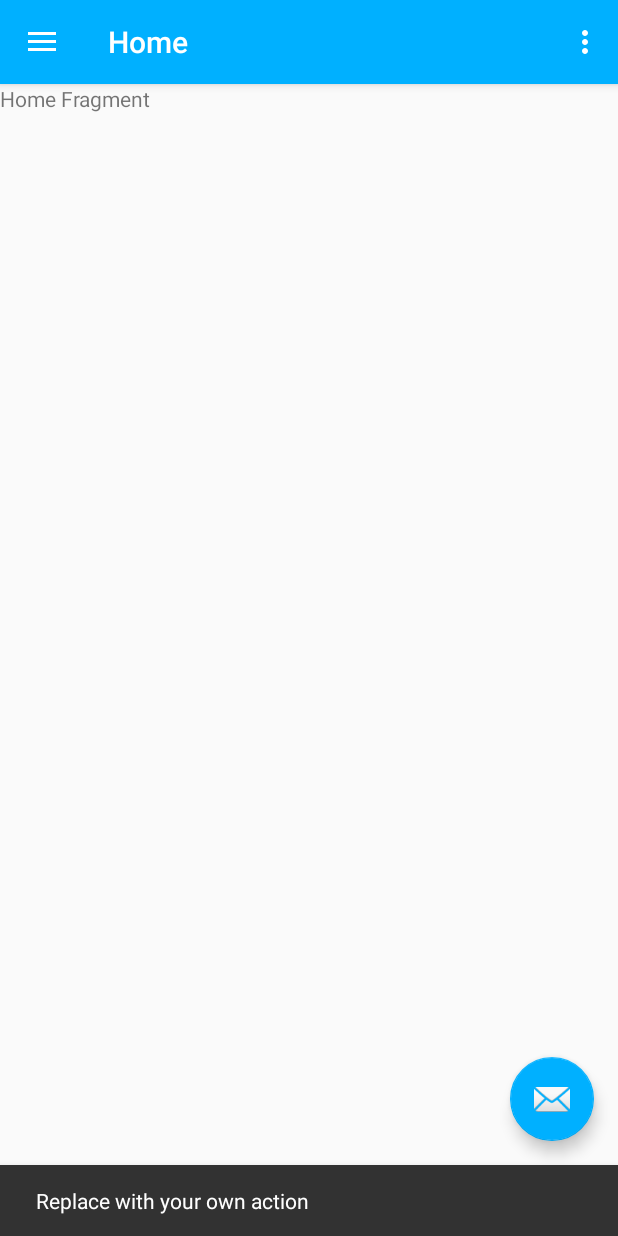
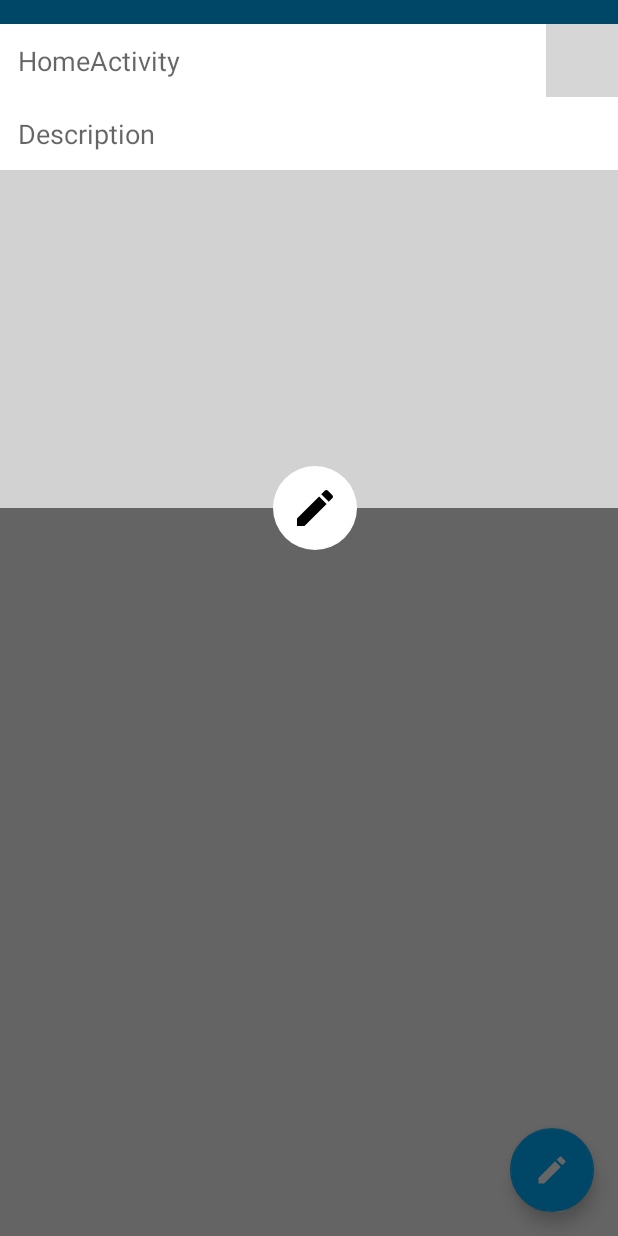
Before and after one commit to maheshpd/BlogApp, an Android app: the screen it shows after launch once a user with an empty profile is signed in (HomeActivity), after a tap on an icon or button, on a phone screen of 412 x 824 dp. Run offline under Robolectric (Android 15) with nearby library versions, the phone set to English and light mode, and no system bars; our stand-ins replace CircleImageView, Firebase (no records; nobody signed in at launch, a user with empty details on screens opened directly); pictures from the network do not load; grey boxes are pictures that could not be loaded.

Commit message:
Add Post Popup

```diff
--- a/app/src/main/java/com/example/blogapp/activities/HomeActivity.java
+++ b/app/src/main/java/com/example/blogapp/activities/HomeActivity.java
@@ -1,9 +1,13 @@
 package com.example.blogapp.activities;
 
+import android.app.Dialog;
 import android.content.Intent;
+import android.graphics.Color;
+import android.graphics.drawable.ColorDrawable;
 import android.os.Bundle;
 import android.support.design.widget.FloatingActionButton;
 import android.support.design.widget.Snackbar;
+import android.view.Gravity;
 import android.view.View;
 import android.support.v4.view.GravityCompat;
 import android.support.v7.app.ActionBarDrawerToggle;
@@ -14,7 +18,9 @@ import android.support.v4.widget.DrawerLayout;
 import android.support.v7.app.AppCompatActivity;
 import android.support.v7.widget.Toolbar;
 import android.view.Menu;
+import android.widget.EditText;
 import android.widget.ImageView;
+import android.widget.ProgressBar;
 import android.widget.TextView;
 
 import com.bumptech.glide.Glide;
@@ -25,12 +31,20 @@ import com.example.blogapp.fragment.SettingFragment;
 import com.google.firebase.auth.FirebaseAuth;
 import com.google.firebase.auth.FirebaseUser;
 
+import de.hdodenhof.circleimageview.CircleImageView;
+
 public class HomeActivity extends AppCompatActivity
         implements NavigationView.OnNavigationItemSelectedListener {
 
     NavigationView navigationView;
     FirebaseUser currentUser;
     FirebaseAuth mAuth;
+    Dialog popAddPost;
+    ImageView popupPostImage,popupAddBtn;
+    EditText popupTitle,popupDescription;
+    ProgressBar popupClickProgress;
+    CircleImageView popupUser;
+
     @Override
     protected void onCreate(Bundle savedInstanceState) {
         super.onCreate(savedInstanceState);
@@ -42,12 +56,14 @@ public class HomeActivity extends AppCompatActivity
         mAuth = FirebaseAuth.getInstance();
         currentUser = mAuth.getCurrentUser();
 
+        //init popup
+        initPopup();
+
         FloatingActionButton fab = findViewById(R.id.fab);
         fab.setOnClickListener(new View.OnClickListener() {
             @Override
             public void onClick(View view) {
-                Snackbar.make(view, "Replace with your own action", Snackbar.LENGTH_LONG)
-                        .setAction("Action", null).show();
+              popAddPost.show();
             }
         });
         DrawerLayout drawer = findViewById(R.id.drawer_layout);
@@ -62,6 +78,34 @@ public class HomeActivity extends AppCompatActivity
         getSupportFragmentManager().beginTransaction().replace(R.id.container,new HomeFragment()).commit();
 
         updateNavHeader();
+    }
+
+    private void initPopup() {
+        popAddPost = new Dialog(this);
+        popAddPost.setContentView(R.layout.popup_add_post);
+        popAddPost.getWindow().setBackgroundDrawable(new ColorDrawable(Color.TRANSPARENT));
+        popAddPost.getWindow().setLayout(Toolbar.LayoutParams.MATCH_PARENT,Toolbar.LayoutParams.WRAP_CONTENT);
+        popAddPost.getWindow().getAttributes().gravity = Gravity.TOP;
+
+        //init popup widgets
+        popupUser = popAddPost.findViewById(R.id.popupUserImage);
+        popupPostImage = popAddPost.findViewById(R.id.popupPostImage);
+        popupAddBtn = popAddPost.findViewById(R.id.popUpbtn);
+        popupTitle = popAddPost.findViewById(R.id.popupTitle);
+        popupDescription = popAddPost.findViewById(R.id.popupDescription);
+        popupClickProgress = popAddPost.findViewById(R.id.popupProgressBar);
+
+        //load current user profile photo
+        Glide.with(this).load(currentUser.getPhotoUrl()).into(popupUser);
+
+        //Add post click Listener
+        popupAddBtn.setOnClickListener(new View.OnClickListener() {
+            @Override
+            public void onClick(View v) {
+                popupAddBtn.setVisibility(View.INVISIBLE);
+                popupClickProgress.setVisibility(View.VISIBLE);
+            }
+        });
     }
 
     @Override
--- /dev/null
+++ b/app/src/main/res/drawable/circle_bg.xml
@@ -0,0 +1,5 @@
+<?xml version="1.0" encoding="utf-8"?>
+<shape xmlns:android="http://schemas.android.com/apk/res/android"
+    android:shape="oval">
+    <solid android:color="#ffffff" />
+</shape>
--- /dev/null
+++ b/app/src/main/res/drawable/ic_create_black_24dp.xml
@@ -0,0 +1,9 @@
+<vector xmlns:android="http://schemas.android.com/apk/res/android"
+        android:width="24dp"
+        android:height="24dp"
+        android:viewportWidth="24.0"
+        android:viewportHeight="24.0">
+    <path
+        android:fillColor="#FF000000"
+        android:pathData="M3,17.25V21h3.75L17.81,9.94l-3.75,-3.75L3,17.25zM20.71,7.04c0.39,-0.39 0.39,-1.02 0,-1.41l-2.34,-2.34c-0.39,-0.39 -1.02,-0.39 -1.41,0l-1.83,1.83 3.75,3.75 1.83,-1.83z"/>
+</vector>
--- /dev/null
+++ b/app/src/main/res/drawable/popup_edittext_style.xml
@@ -0,0 +1,10 @@
+<?xml version="1.0" encoding="utf-8"?>
+<shape xmlns:android="http://schemas.android.com/apk/res/android">
+
+    <solid android:color="#ffffff" />
+    <padding
+        android:bottom="12dp"
+        android:left="12dp"
+        android:right="12dp"
+        android:top="12dp" />
+</shape>
--- a/app/src/main/res/layout/app_bar_home.xml
+++ b/app/src/main/res/layout/app_bar_home.xml
@@ -28,6 +28,7 @@
         android:layout_height="wrap_content"
         android:layout_gravity="bottom|end"
         android:layout_margin="@dimen/fab_margin"
-        app:srcCompat="@android:drawable/ic_dialog_email" />
+        android:tint="@android:color/background_light"
+        android:src="@drawable/ic_create_black_24dp" />
 
 </android.support.design.widget.CoordinatorLayout>
--- /dev/null
+++ b/app/src/main/res/layout/popup_add_post.xml
@@ -0,0 +1,81 @@
+<?xml version="1.0" encoding="utf-8"?>
+<android.support.constraint.ConstraintLayout xmlns:android="http://schemas.android.com/apk/res/android"
+    xmlns:app="http://schemas.android.com/apk/res-auto"
+    xmlns:tools="http://schemas.android.com/tools"
+    android:layout_width="match_parent"
+    android:layout_height="match_parent">
+
+    <de.hdodenhof.circleimageview.CircleImageView
+        android:id="@+id/popupUserImage"
+        android:layout_width="48dp"
+        android:layout_height="0dp"
+        android:layout_marginTop="16dp"
+        android:background="#ffffff"
+        app:layout_constraintBottom_toTopOf="@+id/popupDescription"
+        app:layout_constraintEnd_toEndOf="parent"
+        app:layout_constraintTop_toTopOf="parent"
+        tools:srcCompat="@tools:sample/avatars[2]" />
+
+    <EditText
+        android:id="@+id/popupTitle"
+        android:layout_width="0dp"
+        android:layout_height="wrap_content"
+        android:layout_marginTop="16dp"
+        android:background="@drawable/popup_edittext_style"
+        android:ems="10"
+        android:hint="@string/title_activity_home"
+        android:inputType="textPersonName"
+        app:layout_constraintEnd_toStartOf="@+id/popupUserImage"
+        app:layout_constraintStart_toStartOf="parent"
+        app:layout_constraintTop_toTopOf="parent" />
+
+    <EditText
+        android:id="@+id/popupDescription"
+        android:layout_width="0dp"
+        android:layout_height="wrap_content"
+        android:background="@drawable/popup_edittext_style"
+        android:ems="10"
+        android:hint="Description"
+        android:inputType="textPersonName"
+        app:layout_constraintEnd_toEndOf="parent"
+        app:layout_constraintStart_toStartOf="parent"
+        app:layout_constraintTop_toBottomOf="@+id/popupTitle" />
+
+    <ImageView
+        android:id="@+id/popupPostImage"
+        android:layout_width="0dp"
+        android:layout_height="225dp"
+        android:background="#d2d2d2"
+        android:scaleType="centerCrop"
+        app:layout_constraintEnd_toEndOf="parent"
+        app:layout_constraintStart_toStartOf="parent"
+        app:layout_constraintTop_toBottomOf="@+id/popupDescription"
+        tools:srcCompat="@tools:sample/avatars[3]" />
+
+    <ImageView
+        android:id="@+id/popUpbtn"
+        android:layout_width="56dp"
+        android:layout_height="56dp"
+        android:layout_marginStart="8dp"
+        android:layout_marginTop="8dp"
+        android:background="@drawable/circle_bg"
+        android:padding="12dp"
+        app:layout_constraintBottom_toBottomOf="@+id/popupPostImage"
+        app:layout_constraintEnd_toEndOf="parent"
+        app:layout_constraintStart_toStartOf="parent"
+        app:layout_constraintTop_toBottomOf="@+id/popupPostImage"
+        android:src="@drawable/ic_create_black_24dp" />
+
+    <ProgressBar
+        android:id="@+id/popupProgressBar"
+        android:padding="4dp"
+        style="?android:attr/progressBarStyle"
+        android:layout_width="wrap_content"
+        android:layout_height="wrap_content"
+        android:background="@drawable/circle_bg"
+        android:visibility="invisible"
+        app:layout_constraintBottom_toBottomOf="@+id/popUpbtn"
+        app:layout_constraintEnd_toEndOf="@+id/popUpbtn"
+        app:layout_constraintStart_toStartOf="@+id/popUpbtn"
+        app:layout_constraintTop_toTopOf="@+id/popUpbtn" />
+</android.support.constraint.ConstraintLayout>
```
